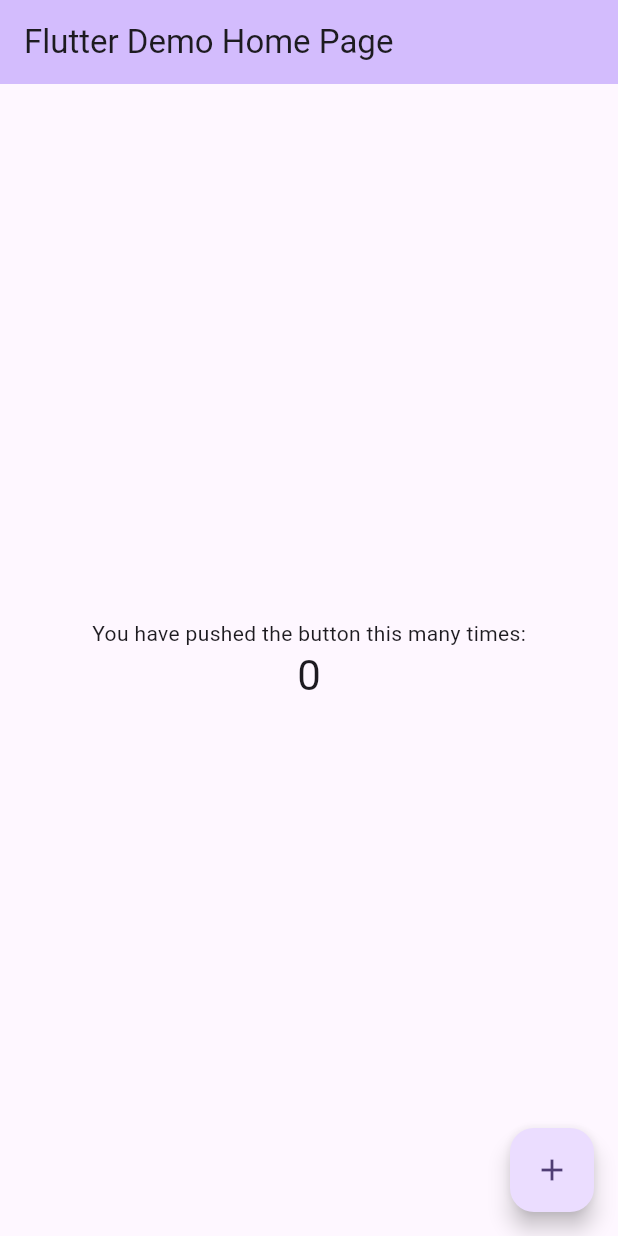
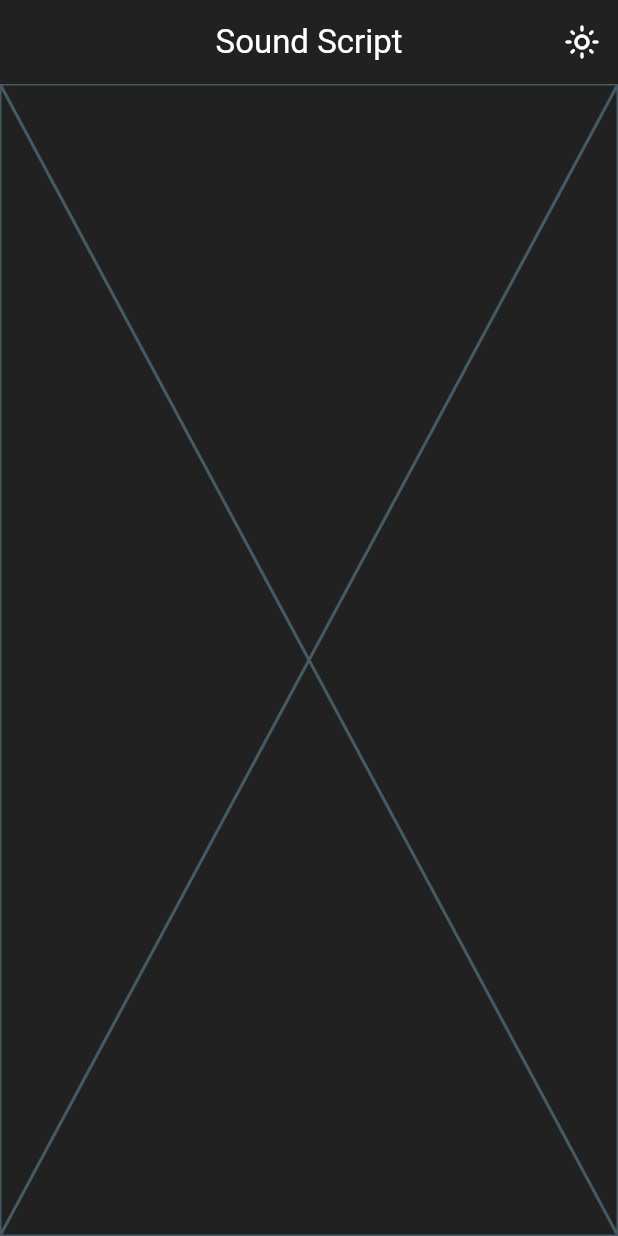
Before and after one commit to sunnydodti/local-cards, a Flutter app: the screen it shows after launch, on a phone screen of 412 x 824 dp. Run offline on Flutter 3.47's test engine with Material 3 defaults, Android fonts, the phone set to English and light mode, and no system bars; our stand-ins replace hive_ce, hive_ce_flutter; accounts and stored records are empty.

Commit message:
basic app setup

```diff
--- /dev/null
+++ b/devtools_options.yaml
@@ -0,0 +1,3 @@
+description: This file stores settings for Dart & Flutter DevTools.
+documentation: https://docs.flutter.dev/tools/devtools/extensions#configure-extension-enablement-states
+extensions:
--- /dev/null
+++ b/lib/app.dart
@@ -0,0 +1,22 @@
+import 'package:flutter/material.dart';
+import 'package:provider/provider.dart';
+
+import 'data/constants.dart';
+import 'data/provider/theme_provider.dart';
+import 'widgets/mobile_wrapper.dart';
+import 'widgets/my_appbar.dart';
+
+class SoundScript extends StatelessWidget {
+  const SoundScript({super.key});
+
+  @override
+  Widget build(BuildContext context) {
+    return MaterialApp(
+      title: Constants.appDisplayName,
+      theme: context.watch<ThemeProvider>().theme,
+      home: MobileWrapper(
+        child: Scaffold(appBar: MyAppbar.build(context), body: Placeholder()),
+      ),
+    );
+  }
+}
--- /dev/null
+++ b/lib/data/constants.dart
@@ -0,0 +1,9 @@
+import 'package:flutter/foundation.dart';
+
+class Constants {
+  static String appDisplayName = 'Local Cards';
+
+  static String box = 'local_cards_box';
+
+  static String isDarkMode = 'isDarkMode';
+}
--- /dev/null
+++ b/lib/data/provider/theme_provider.dart
@@ -0,0 +1,25 @@
+import 'package:flutter/material.dart';
+import 'package:hive_ce/hive.dart';
+
+import '../constants.dart';
+import '../theme.dart';
+
+class ThemeProvider extends ChangeNotifier {
+  Box box = Hive.box(Constants.box);
+  bool _isDarkMode = true;
+  ThemeData _theme = darkTheme;
+
+  ThemeProvider() {
+    _isDarkMode = box.get(Constants.isDarkMode, defaultValue: true);
+    _theme = _isDarkMode ? darkTheme : lightTheme;
+  }
+
+  ThemeData get theme => _theme;
+
+  void toggleTheme() {
+    _isDarkMode = !_isDarkMode;
+    box.put(Constants.isDarkMode, _isDarkMode);
+    _theme = _isDarkMode ? darkTheme : lightTheme;
+    notifyListeners();
+  }
+}
--- /dev/null
+++ b/lib/data/theme.dart
@@ -0,0 +1,24 @@
+import 'package:flutter/material.dart';
+
+MaterialColor accentColor = Colors.blue;
+
+// Recording/Mic color - consistent throughout the app
+Color recordingColor = Colors.red.shade600;
+
+ThemeData lightTheme = ThemeData(
+  colorScheme: ColorScheme.light(
+    primary: accentColor,
+    surface: accentColor.shade50,
+    surfaceContainerLow: accentColor.shade100,
+  ),
+  useMaterial3: true,
+);
+
+ThemeData darkTheme = ThemeData(
+  colorScheme: ColorScheme.dark(
+    primary: accentColor,
+    surface: Colors.grey.shade900,
+    surfaceContainerLow: accentColor.shade100.withAlpha(20),
+  ),
+  useMaterial3: true,
+);
--- a/lib/main.dart
+++ b/lib/main.dart
@@ -1,125 +1,17 @@
 import 'package:flutter/material.dart';
+import 'package:provider/provider.dart';
 
-void main() {
-  runApp(const MyApp());
+import 'app.dart';
+import 'data/provider/theme_provider.dart';
+import 'service/startup_service.dart';
+
+void main() async {
+  await StartupService.init();
+
+  runApp(MultiProvider(
+    providers: [
+      ChangeNotifierProvider(create: (_) => ThemeProvider()),
+    ],
+    child: const SoundScript(),
+  ));
 }
-
-class MyApp extends StatelessWidget {
-  const MyApp({super.key});
-
-  // This widget is the root of your application.
-  @override
-  Widget build(BuildContext context) {
-    return MaterialApp(
-      title: 'Flutter Demo',
-      theme: ThemeData(
-        // This is the theme of your application.
-        //
-        // TRY THIS: Try running your application with "flutter run". You'll see
-        // the application has a purple toolbar. Then, without quitting the app,
-        // try changing the seedColor in the colorScheme below to Colors.green
-        // and then invoke "hot reload" (save your changes or press the "hot
-        // reload" button in a Flutter-supported IDE, or press "r" if you used
-        // the command line to start the app).
-        //
-        // Notice that the counter didn't reset back to zero; the application
-        // state is not lost during the reload. To reset the state, use hot
-        // restart instead.
-        //
-        // This works for code too, not just values: Most code changes can be
-        // tested with just a hot reload.
-        colorScheme: ColorScheme.fromSeed(seedColor: Colors.deepPurple),
-        useMaterial3: true,
-      ),
-      home: const MyHomePage(title: 'Flutter Demo Home Page'),
-    );
-  }
-}
-
-class MyHomePage extends StatefulWidget {
-  const MyHomePage({super.key, required this.title});
-
-  // This widget is the home page of your application. It is stateful, meaning
-  // that it has a State object (defined below) that contains fields that affect
-  // how it looks.
-
-  // This class is the configuration for the state. It holds the values (in this
-  // case the title) provided by the parent (in this case the App widget) and
-  // used by the build method of the State. Fields in a Widget subclass are
-  // always marked "final".
-
-  final String title;
-
-  @override
-  State<MyHomePage> createState() => _MyHomePageState();
-}
-
-class _MyHomePageState extends State<MyHomePage> {
-  int _counter = 0;
-
-  void _incrementCounter() {
-    setState(() {
-      // This call to setState tells the Flutter framework that something has
-      // changed in this State, which causes it to rerun the build method below
-      // so that the display can reflect the updated values. If we changed
-      // _counter without calling setState(), then the build method would not be
-      // called again, and so nothing would appear to happen.
-      _counter++;
-    });
-  }
-
-  @override
-  Widget build(BuildContext context) {
-    // This method is rerun every time setState is called, for instance as done
-    // by the _incrementCounter method above.
-    //
-    // The Flutter framework has been optimized to make rerunning build methods
-    // fast, so that you can just rebuild anything that needs updating rather
-    // than having to individually change instances of widgets.
-    return Scaffold(
-      appBar: AppBar(
-        // TRY THIS: Try changing the color here to a specific color (to
-        // Colors.amber, perhaps?) and trigger a hot reload to see the AppBar
-        // change color while the other colors stay the same.
-        backgroundColor: Theme.of(context).colorScheme.inversePrimary,
-        // Here we take the value from the MyHomePage object that was created by
-        // the App.build method, and use it to set our appbar title.
-        title: Text(widget.title),
-      ),
-      body: Center(
-        // Center is a layout widget. It takes a single child and positions it
-        // in the middle of the parent.
-        child: Column(
-          // Column is also a layout widget. It takes a list of children and
-          // arranges them vertically. By default, it sizes itself to fit its
-          // children horizontally, and tries to be as tall as its parent.
-          //
-          // Column has various properties to control how it sizes itself and
-          // how it positions its children. Here we use mainAxisAlignment to
-          // center the children vertically; the main axis here is the vertical
-          // axis because Columns are vertical (the cross axis would be
-          // horizontal).
-          //
-          // TRY THIS: Invoke "debug painting" (choose the "Toggle Debug Paint"
-          // action in the IDE, or press "p" in the console), to see the
-          // wireframe for each widget.
-          mainAxisAlignment: MainAxisAlignment.center,
-          children: <Widget>[
-            const Text(
-              'You have pushed the button this many times:',
-            ),
-            Text(
-              '$_counter',
-              style: Theme.of(context).textTheme.headlineMedium,
-            ),
-          ],
-        ),
-      ),
-      floatingActionButton: FloatingActionButton(
-        onPressed: _incrementCounter,
-        tooltip: 'Increment',
-        child: const Icon(Icons.add),
-      ), // This trailing comma makes auto-formatting nicer for build methods.
-    );
-  }
-}
--- /dev/null
+++ b/lib/widgets/mobile_wrapper.dart
@@ -0,0 +1,70 @@
+import 'dart:ui';
+
+import 'package:flutter/material.dart';
+
+class MobileWrapper extends StatelessWidget {
+  final Widget child;
+  final double maxWidth;
+  final Color backgroundColor;
+
+  const MobileWrapper({
+    super.key,
+    required this.child,
+    this.maxWidth = 480,
+    this.backgroundColor = Colors.grey,
+  });
+
+  @override
+  Widget build(BuildContext context) {
+    ThemeData theme = Theme.of(context);
+    Color color = theme.colorScheme.primary;
+    Color gradientColor = theme.scaffoldBackgroundColor;
+    return Stack(
+      children: [
+        // Blurred background
+        Container(
+          decoration: BoxDecoration(
+            gradient: LinearGradient(
+              begin: Alignment.topCenter,
+              end: Alignment.bottomCenter,
+              colors: [
+                Color.lerp(color, gradientColor, .88)!,
+                Color.lerp(color, gradientColor, .99)!,
+              ],
+            ),
+          ),
+          child: BackdropFilter(
+            filter: ImageFilter.blur(sigmaX: 15, sigmaY: 15),
+            child: Container(
+              color: Colors.black.withAlpha(10),
+            ),
+          ),
+        ),
+        // Mobile view container
+        Center(
+          child: ConstrainedBox(
+            constraints: BoxConstraints(maxWidth: maxWidth),
+            child: ClipRRect(
+              borderRadius: BorderRadius.circular(
+                MediaQuery.of(context).size.width > maxWidth ? 16 : 0,
+              ),
+              child: Container(
+                decoration: BoxDecoration(
+                  color: Theme.of(context).scaffoldBackgroundColor,
+                  boxShadow: [
+                    BoxShadow(
+                      color: Colors.black.withAlpha(20),
+                      blurRadius: 20,
+                      spreadRadius: 5,
+                    ),
+                  ],
+                ),
+                child: child,
+              ),
+            ),
+          ),
+        ),
+      ],
+    );
+  }
+}
```
Also changed, not shown: analysis_options.yaml (+2 -25 lines), lib/data/provider/card_provider.dart (added, +12 -0 lines), lib/service/startup_service.dart (added, +27 -0 lines), lib/widgets/colored_text_box.dart (added, +88 -0 lines), lib/widgets/my_appbar.dart (added, +30 -0 lines), lib/widgets/my_button.dart (added, +25 -0 lines), lib/widgets/service/startup_service.dart (added, +26 -0 lines), pubspec.yaml (+9 -18 lines), pubspec.lock, 4 other files.
